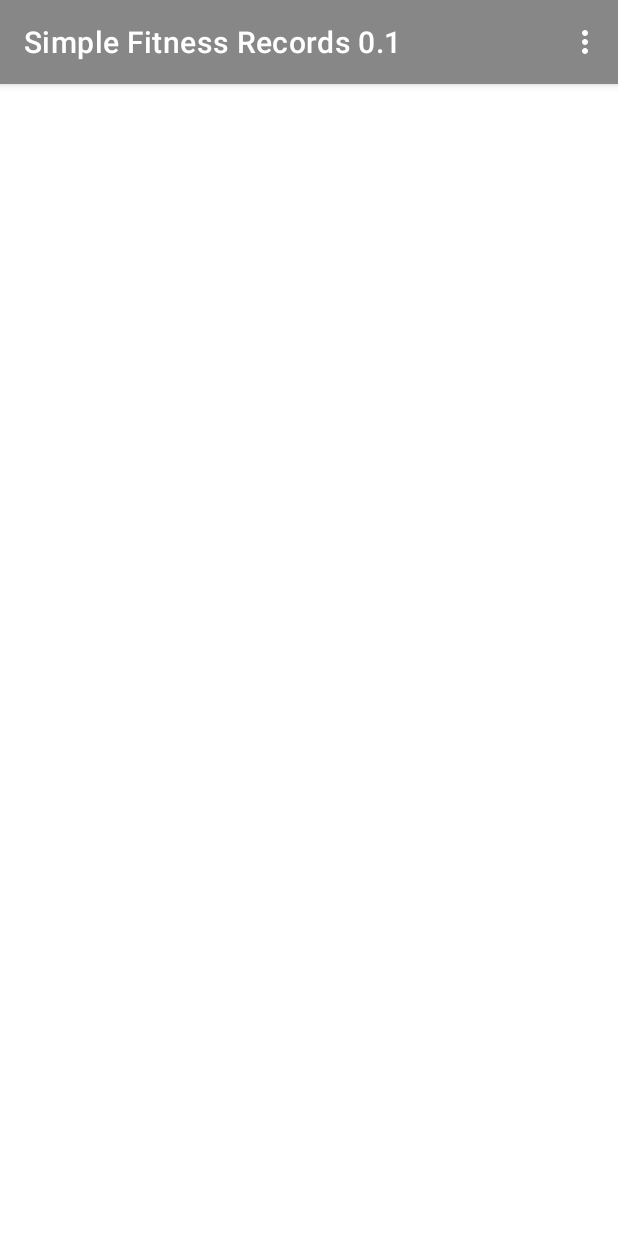
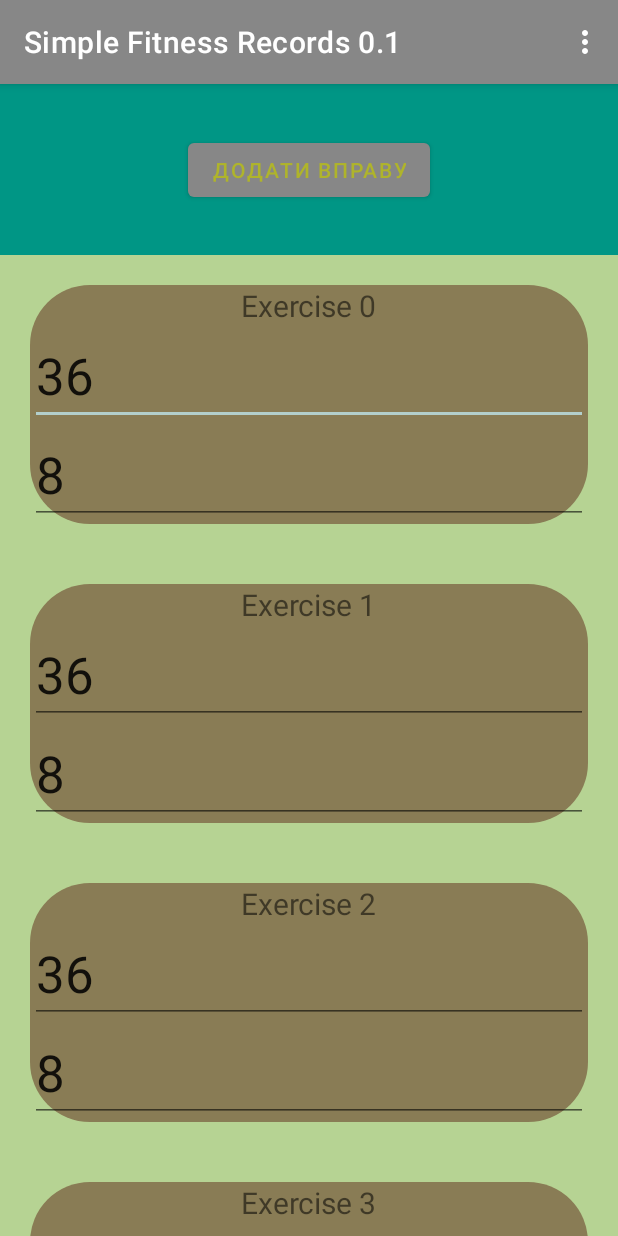
Before and after one commit to dygogive/Simple_Fitness_Records_0.1, an Android app: the SetActivity screen opened directly, with no data from a screen before it, on a phone screen of 412 x 824 dp. Run offline under Robolectric (Android 15) with nearby library versions, the phone set to English and light mode, and no system bars; 3 statements that could not run were skipped.

Commit message:
Initial commit

```diff
--- a/app/src/main/java/com/example/simplefitnessrecords01/UI_activities/MainActivity.java
+++ b/app/src/main/java/com/example/simplefitnessrecords01/UI_activities/MainActivity.java
@@ -17,7 +17,7 @@ import android.widget.Toast;
 import com.example.simplefitnessrecords01.dialog.DialogOK;
 import com.example.simplefitnessrecords01.sql.MyDatabaseHelper;
 import com.example.simplefitnessrecords01.R;
-import com.example.simplefitnessrecords01.fitness.SetTraining;
+import com.example.simplefitnessrecords01.fitness.TrainingFitness;
 import com.example.simplefitnessrecords01.activityResultContracts.MyActivityResultContract;
 import com.example.simplefitnessrecords01.databinding.ActivityMainBinding;
 import com.example.simplefitnessrecords01.dialog.CustomDialog;
@@ -28,11 +28,38 @@ import java.util.List;
 
 public class MainActivity extends AppCompatActivity {
 
+    //Позиція елемента в РециклерВ'ю, використовується для контекстного меню, щоб оприділити який елемент був натиснений
+    private int position;
+
+    //використовується при довгому натисненні на РециклерВ'ю, щоб закинути номер посиції на оброблення контекстного меню
+    public void setPosition(int posit) {
+        position = posit;
+    }
+
+    //Біндінг цього актівіті
     private ActivityMainBinding binding;
+
+    //Запускач інших актівіті із цього актівіті
     private ActivityResultLauncher activityResultLauncher;
+    //метод гетер для торимання посилання на запускач актівіті
+    public ActivityResultLauncher getActivityResultLauncher() {
+        return activityResultLauncher;
+    }
 
+    //посилання на Помічник по роботі з базою даних
     MyDatabaseHelper dbHelp;
+    //посилання на База даних
     SQLiteDatabase db;
+
+
+
+
+
+
+
+    /**********  Activity Lifecycle ***************/
+
+    //метод життєвого циклу актівіті
     @Override
     protected void onCreate(Bundle savedInstanceState) {
         super.onCreate(savedInstanceState);
@@ -40,7 +67,7 @@ public class MainActivity extends AppCompatActivity {
         setContentView(binding.getRoot());
 
 
-        //Запускач Актівіті з результатом
+        //Ініціалізація посилання на Запускач Актівіті з результатом і тут оброблення цього результату
         activityResultLauncher = registerForActivityResult(new MyActivityResultContract(),
                 result -> {
                     if (result) {
@@ -54,23 +81,13 @@ public class MainActivity extends AppCompatActivity {
         );
     }
 
-    private int position;
 
-    public void setPosition(int posit) {
-        position = posit;
-    }
-
-
-    public ActivityResultLauncher getActivityResultLauncher() {
-        return activityResultLauncher;
-    }
-
-
-
+    //метод життєвого циклу актівіті
     @Override
     protected void onResume() {
         super.onResume();
 
+        //ініціалізація посилань на базу даних
         dbHelp = new MyDatabaseHelper(MainActivity.this);
         db     = dbHelp.getWritableDatabase();
 
@@ -79,15 +96,22 @@ public class MainActivity extends AppCompatActivity {
     }
 
 
-    private List<SetTraining> trainingList(){
-        //ідентифікувати помічник і базу
-        MyDatabaseHelper dbHelper = new MyDatabaseHelper(this);
-        SQLiteDatabase db = dbHelper.getWritableDatabase();
+
+
+
+
+    /**********  RecyclerView ***************/
+
+    //метод створює список імен баз даних
+    private List<TrainingFitness> trainingList(){
+
         //пустий список для SetTraining з бази для рециклера
-        List<SetTraining> trainingListist = new ArrayList<>();
-        //курсор з бази
+        List<TrainingFitness> trainingListist = new ArrayList<>();
+
+        //курсор з бази з вибором усього
         Cursor cursor = db.rawQuery("SELECT * FROM " + MyDatabaseHelper.DATABASE_TABLE, null);
-        //перебрати рядки курсору якщо в базі є записи
+
+        //перебрати рядки курсору
         if (cursor.moveToFirst()) {
             do {
                 @SuppressLint("Range")
@@ -98,55 +122,52 @@ public class MainActivity extends AppCompatActivity {
                 String name = cursor.getString(cursor.getColumnIndex(MyDatabaseHelper.COLUMN_NAME));
                 @SuppressLint("Range")
                 String subname = cursor.getString(cursor.getColumnIndex(MyDatabaseHelper.COLUMN_SUBNAME));
-                trainingListist.add(new SetTraining(id, day, name, subname));
+                trainingListist.add(new TrainingFitness(id, day, name, subname));
             } while (cursor.moveToNext());
         } else {
-            //Якщо база порожня то виконати наступне
-            CustomDialog dialog = new CustomDialog(this, txts -> {MainActivity.this.getActivityResultLauncher().launch(txts);});
+            //Якщо база порожня то запуск діалогу
+            CustomDialog dialog = new CustomDialog(this, txts -> {
+                //обробник масиву текстів, отриманих з діалогу
+                MainActivity.this.getActivityResultLauncher().launch(txts);});
+            //показати діалог
             dialog.show();
         }
-        cursor.close();
-        db.close();
+        //повернути список об'єктів тренувань
         return trainingListist;
     }
 
-    //ініціалізація recycleView
+    //ініціалізація recycleView списку створених тренувань фітнесу
     private void recycleViewInit() {
         //дістати setTrainingList з бази даних
-        List<SetTraining> setTrainingList = trainingList();
+        List<TrainingFitness> fitnessList = trainingList();
 
-        //створити новий адаптер
-        SetTrainingAdapter adapter = new SetTrainingAdapter(setTrainingList, this);
+        //створити новий адаптер з цим списком
+        SetTrainingAdapter adapter = new SetTrainingAdapter(fitnessList, this);
 
         //менеджер відображення елементів передаємо
         binding.recyclerView.setLayoutManager(new LinearLayoutManager(this));
 
-        //встановлюємо наш слухач оброблень короткого натискання
+        //встановлюємо наш слухач оброблень короткого натискання і закодуємо саме оброблення
         adapter.setOnItemRecyclerClickListener(position -> {
+
+            //створимо масив з інфою про тренування при натисканні на елемент рециклера
             String[] dayNameSubname = null;
 
+            //курсор
             Cursor c = db.query(MyDatabaseHelper.DATABASE_TABLE,null,null,null,null,null,null);
             if(c.moveToPosition(position)) {
                 @SuppressLint("Range") String day =     c.getString(c.getColumnIndex(MyDatabaseHelper.COLUMN_DAY));
                 @SuppressLint("Range") String name =    c.getString(c.getColumnIndex(MyDatabaseHelper.COLUMN_NAME));
                 @SuppressLint("Range") String subname = c.getString(c.getColumnIndex(MyDatabaseHelper.COLUMN_SUBNAME));
 
-//                if(c.moveToFirst()){
-//                    do{
-//                        @SuppressLint("Range") String day1 =     c.getString(c.getColumnIndex(MyDatabaseHelper.COLUMN_DAY));
-//                        @SuppressLint("Range") String name2 =    c.getString(c.getColumnIndex(MyDatabaseHelper.COLUMN_NAME));
-//                        @SuppressLint("Range") String subname3 = c.getString(c.getColumnIndex(MyDatabaseHelper.COLUMN_SUBNAME));
-//                        Log.d("test1" , day1 +" + "+ name2 +" + "+ subname3  +" + "+  position);
-//                    }while (c.moveToNext());
-//                }
-
-                db.close();
-                dbHelp.close();
-
+                //заповнення масиву
                 dayNameSubname = new String[] {day,name,subname};
 
+                //запустити актівіті, що представляє процес тренування, передавши йому інформацію про тренування
                 MainActivity.this.getActivityResultLauncher().launch(dayNameSubname);
+
             }else {
+                //при помилці запустити тост такий
                 Toast.makeText(this, "Немає в БВ позиції - " + position, Toast.LENGTH_SHORT).show();
             }
         });
@@ -155,14 +176,25 @@ public class MainActivity extends AppCompatActivity {
         binding.recyclerView.setAdapter(adapter);
     }
 
+    @Override
+    protected void onPause() {
+
+        db.close();
+
+        super.onPause();
+    }
 
 
 
 
-    /*
-     * Викличте MenuInflater в методі onCreateOptionsMenu()
-     * вашої діяльності або фрагмента. Ось код для діяльності:
-     * */
+
+
+
+
+
+    /********** Options Menu **************/
+
+    //Створення меню
     @Override
     public boolean onCreateOptionsMenu(Menu menu) {
         // Роздування ресурсу меню з використанням MenuInflater
@@ -170,9 +202,7 @@ public class MainActivity extends AppCompatActivity {
         return true;
     }
 
-    /*Додайте обробник події для пунктів меню, які ви хочете обробити.
-     Для цього використовуйте метод onOptionsItemSelected().
-      Ось код для діяльності:*/
+    /*Listener of Options Menu */
     @Override
     public boolean onOptionsItemSelected(MenuItem item) {
         // Обробка натискання пунктів меню
@@ -215,7 +245,7 @@ public class MainActivity extends AppCompatActivity {
 
 
 
-
+    /************************ Context Menu  *****************************/
 
     // Реалізація методу для обробки натискань на пункти контекстного меню
     @Override
@@ -272,11 +302,7 @@ public class MainActivity extends AppCompatActivity {
     }
 
 
-    @Override
-    protected void onPause() {
 
-        db.close();
 
-        super.onPause();
-    }
+
 }
--- a/app/src/main/java/com/example/simplefitnessrecords01/UI_activities/SetActivity.java
+++ b/app/src/main/java/com/example/simplefitnessrecords01/UI_activities/SetActivity.java
@@ -2,6 +2,7 @@ package com.example.simplefitnessrecords01.UI_activities;
 
 import androidx.appcompat.app.AppCompatActivity;
 import androidx.appcompat.widget.PopupMenu;
+import androidx.recyclerview.widget.LinearLayoutManager;
 
 import android.annotation.SuppressLint;
 import android.app.Activity;
@@ -16,10 +17,20 @@ import android.view.MenuItem;
 import android.view.View;
 import android.widget.Toast;
 
+import com.example.simplefitnessrecords01.fitness.Exercise;
+import com.example.simplefitnessrecords01.fitness.RecordSet;
+import com.example.simplefitnessrecords01.fitness.Repeats;
+import com.example.simplefitnessrecords01.fitness.SetFit;
+import com.example.simplefitnessrecords01.fitness.Weight;
+import com.example.simplefitnessrecords01.recycler_views.AdapterSets;
 import com.example.simplefitnessrecords01.sql.MyDatabaseHelper;
 import com.example.simplefitnessrecords01.R;
 import com.example.simplefitnessrecords01.databinding.ActivitySetBinding;
 import com.google.android.material.floatingactionbutton.FloatingActionButton;
+
+import java.util.ArrayList;
+import java.util.List;
+import java.util.Random;
 
 public class SetActivity extends AppCompatActivity {
     //біндінг
@@ -32,6 +43,24 @@ public class SetActivity extends AppCompatActivity {
         binding = ActivitySetBinding.inflate(getLayoutInflater());
         setContentView(binding.getRoot());
 
+
+
+        binding.recyclerAddSet.setLayoutManager(new LinearLayoutManager(this));
+        binding.recyclerAddSet.setAdapter(new AdapterSets(this));
+
+        //записати тестові дані в рециклер
+        List<SetFit> setFitList1 = new ArrayList<>();
+        for (int i = 0; i < 20; i++){
+            Random random = new Random();
+            Weight weight   = new Weight(random.nextInt(100));
+            Repeats repeats = new Repeats(random.nextInt(8+4));
+            SetFit setFit = new SetFit(
+                    new Exercise("Exercise "+ i),
+                    new RecordSet(weight,repeats)
+            );
+            setFitList1.add(setFit);
+        }
+        ((AdapterSets)binding.recyclerAddSet.getAdapter()).setSetFitList(setFitList1);
 
         //обробити інфу від екстра чз інтент
         getIntentExtra();
@@ -56,6 +85,7 @@ public class SetActivity extends AppCompatActivity {
 
 
     }
+
 
 
 
--- /dev/null
+++ b/app/src/main/java/com/example/simplefitnessrecords01/fitness/Exercise.java
@@ -0,0 +1,17 @@
+package com.example.simplefitnessrecords01.fitness;
+
+import androidx.annotation.NonNull;
+
+public class Exercise {
+    String exercise;
+
+    public Exercise(String exercise) {
+        this.exercise = exercise;
+    }
+
+    @NonNull
+    @Override
+    public String toString() {
+        return exercise;
+    }
+}
--- /dev/null
+++ b/app/src/main/java/com/example/simplefitnessrecords01/fitness/RecordSet.java
@@ -0,0 +1,20 @@
+package com.example.simplefitnessrecords01.fitness;
+
+public class RecordSet {
+    Weight weight;
+    Repeats repeats;
+
+    public Weight getWeight() {
+        return weight;
+    }
+
+    public Repeats getRepeats() {
+        return repeats;
+    }
+
+    public RecordSet(Weight weight, Repeats repeats) {
+        this.weight = weight;
+        this.repeats = repeats;
+    }
+
+}
--- /dev/null
+++ b/app/src/main/java/com/example/simplefitnessrecords01/fitness/Repeats.java
@@ -0,0 +1,17 @@
+package com.example.simplefitnessrecords01.fitness;
+
+import androidx.annotation.NonNull;
+
+public class Repeats {
+    int repeats;
+
+    public Repeats(int repeats) {
+        this.repeats = repeats;
+    }
+
+    @NonNull
+    @Override
+    public String toString() {
+        return String.valueOf(repeats);
+    }
+}
--- /dev/null
+++ b/app/src/main/java/com/example/simplefitnessrecords01/fitness/SetFit.java
@@ -0,0 +1,28 @@
+package com.example.simplefitnessrecords01.fitness;
+
+public class SetFit {
+    Exercise exe;
+    RecordSet recordSet;
+
+    public Exercise getExe() {
+        return exe;
+    }
+
+    public RecordSet getRecordSet() {
+        return recordSet;
+    }
+
+    public void setExe(Exercise exe) {
+        this.exe = exe;
+    }
+
+    public void setRecordSet(RecordSet recordSet) {
+        this.recordSet = recordSet;
+    }
+
+    public SetFit(Exercise exe, RecordSet recordSet) {
+        this.exe = exe;
+        this.recordSet = recordSet;
+    }
+
+}
--- a/app/src/main/java/com/example/simplefitnessrecords01/fitness/SetTraining.java
+++ b/app/src/main/java/com/example/simplefitnessrecords01/fitness/TrainingFitness.java
@@ -1,10 +1,17 @@
 package com.example.simplefitnessrecords01.fitness;
 
-public class SetTraining {
-    int id;
+public class TrainingFitness {
+    int id = 0;
     String day, name, subname;
 
-    public SetTraining(int id, String day, String name, String subname) {
+    public TrainingFitness(int id, String day, String name, String subname) {
+        this.id = id;
+        this.day = day;
+        this.name = name;
+        this.subname = subname;
+    }
+
+    public TrainingFitness(String day, String name, String subname) {
         this.id = id;
         this.day = day;
         this.name = name;
--- /dev/null
+++ b/app/src/main/java/com/example/simplefitnessrecords01/fitness/Weight.java
@@ -0,0 +1,17 @@
+package com.example.simplefitnessrecords01.fitness;
+
+import androidx.annotation.NonNull;
+
+public class Weight {
+    int weight;
+
+    public Weight(int weight) {
+        this.weight = weight;
+    }
+
+    @NonNull
+    @Override
+    public String toString() {
+        return String.valueOf(weight);
+    }
+}
--- /dev/null
+++ b/app/src/main/java/com/example/simplefitnessrecords01/recycler_views/AdapterSets.java
@@ -0,0 +1,77 @@
+package com.example.simplefitnessrecords01.recycler_views;
+
+import android.content.Context;
+import android.view.LayoutInflater;
+import android.view.View;
+import android.view.ViewGroup;
+
+import androidx.annotation.NonNull;
+import androidx.recyclerview.widget.RecyclerView;
+
+import com.example.simplefitnessrecords01.R;
+import com.example.simplefitnessrecords01.databinding.SetFitRecyclerItemBinding;
+import com.example.simplefitnessrecords01.fitness.SetFit;
+
+import java.util.ArrayList;
+import java.util.List;
+
+public class AdapterSets extends RecyclerView.Adapter<AdapterSets.HolderSetFitList> {
+
+    Context context;
+    private List<SetFit> setFitList = new ArrayList<>();
+
+    public void setSetFitList(List<SetFit> setFitList) {
+        this.setFitList = setFitList;
+    }
+
+    public AdapterSets(Context context) {
+        this.context = context;
+    }
+
+    public AdapterSets(Context context, List<SetFit> setFitList) {
+        this.context = context;
+        this.setFitList = setFitList;
+    }
+
+    @NonNull
+    @Override
+    public HolderSetFitList onCreateViewHolder(@NonNull ViewGroup parent, int viewType) {
+
+        View view = LayoutInflater.from(parent.getContext()).inflate(R.layout.set_fit_recycler_item, parent, false);
+
+        return new HolderSetFitList(view);
+    }
+
+    @Override
+    public void onBindViewHolder(@NonNull HolderSetFitList holder, int position) {
+        SetFit setFit = setFitList.get(position);
+        holder.initItemView(setFit);
+    }
+
+    @Override
+    public int getItemCount() {
+        return setFitList.size();
+    }
+
+    public class HolderSetFitList extends RecyclerView.ViewHolder {
+
+        SetFitRecyclerItemBinding binding = SetFitRecyclerItemBinding.bind(itemView);
+
+        public HolderSetFitList(@NonNull View itemView) {
+            super(itemView);
+        }
+
+        void initItemView(SetFit setFit){
+            String exeName = setFit.getExe().toString();
+            binding.tvExerciceName.setText(exeName);
+
+            String weight = setFit.getRecordSet().getWeight().toString();
+            binding.etWeight.setText(weight);
+
+            String repeats = setFit.getRecordSet().getRepeats().toString();
+            binding.etRepeat.setText(repeats);
+        }
+
+
+    }
+}
--- a/app/src/main/java/com/example/simplefitnessrecords01/recycler_views/OnItemRecyclerClickListener.java
+++ b/app/src/main/java/com/example/simplefitnessrecords01/recycler_views/OnItemRecyclerClickListener.java
@@ -1,7 +1,5 @@
 package com.example.simplefitnessrecords01.recycler_views;
 
-
-import com.example.simplefitnessrecords01.fitness.SetTraining;
 
 //інтерфейс слухача натискань на елементи RecyclerView
 public interface OnItemRecyclerClickListener {
--- a/app/src/main/java/com/example/simplefitnessrecords01/recycler_views/SetTrainingAdapter.java
+++ b/app/src/main/java/com/example/simplefitnessrecords01/recycler_views/SetTrainingAdapter.java
@@ -3,12 +3,7 @@ package com.example.simplefitnessrecords01.recycler_views;
 import android.app.Activity;
 import android.content.Context;
 import android.database.sqlite.SQLiteDatabase;
-import android.util.Log;
-import android.view.ContextMenu;
 import android.view.LayoutInflater;
-import android.view.Menu;
-import android.view.MenuInflater;
-import android.view.MenuItem;
 import android.view.View;
 import android.view.ViewGroup;
 import android.widget.Toast;
@@ -18,21 +13,20 @@ import androidx.recyclerview.widget.RecyclerView;
 
 import com.example.simplefitnessrecords01.R;
 import com.example.simplefitnessrecords01.UI_activities.MainActivity;
-import com.example.simplefitnessrecords01.fitness.SetTraining;
+import com.example.simplefitnessrecords01.fitness.TrainingFitness;
 import com.example.simplefitnessrecords01.databinding.TextForRecyclerBinding;
 import com.example.simplefitnessrecords01.sql.MyDatabaseHelper;
 
-import java.lang.reflect.Method;
 import java.util.List;
 
 public class SetTrainingAdapter extends RecyclerView.Adapter<SetTrainingAdapter.SetTrainingHolder> {
 
-    public void setSetTrainingList(List<SetTraining> setTrainingList) {
+    public void setSetTrainingList(List<TrainingFitness> setTrainingList) {
         this.setTrainingList = setTrainingList;
     }
 
     //Список ітемів
-    private List<SetTraining> setTrainingList;
+    private List<TrainingFitness> setTrainingList;
 
     //контекст
     private Context context;
@@ -44,7 +38,7 @@ public class SetTrainingAdapter extends RecyclerView.Adapter<SetTrainingAdapter.
 
 
     //конструктор
-    public SetTrainingAdapter(List<SetTraining> setTrainingList, Context context) {
+    public SetTrainingAdapter(List<TrainingFitness> setTrainingList, Context context) {
         this.setTrainingList = setTrainingList;
         this.context = context;
     }
@@ -70,7 +64,7 @@ public class SetTrainingAdapter extends RecyclerView.Adapter<SetTrainingAdapter.
     @Override
     public void onBindViewHolder(@NonNull SetTrainingAdapter.SetTrainingHolder holder, int position) {
         //отримати елемент списку
-        SetTraining setTraining = setTrainingList.get(position);
+        TrainingFitness setTraining = setTrainingList.get(position);
         //закинути з нього інфу у холдер
         holder.binding.textView.setText(setTraining.getDay());
     }
--- a/app/src/main/res/layout/activity_set.xml
+++ b/app/src/main/res/layout/activity_set.xml
@@ -4,11 +4,14 @@
     xmlns:tools="http://schemas.android.com/tools"
     android:layout_width="match_parent"
     android:layout_height="match_parent"
+    android:background="#009685"
     tools:context=".UI_activities.SetActivity">
 
     <LinearLayout
+        android:id="@+id/linearLayout"
         android:layout_width="wrap_content"
         android:layout_height="wrap_content"
+        android:background="#8BC34A"
         android:orientation="vertical"
         app:layout_constraintEnd_toEndOf="parent"
         app:layout_constraintTop_toTopOf="parent">
@@ -36,4 +39,24 @@
             android:textSize="28sp" />
     </LinearLayout>
 
+    <Button
+        android:id="@+id/button"
+        android:layout_width="wrap_content"
+        android:layout_height="wrap_content"
+        android:text="Додати вправу"
+        app:layout_constraintBottom_toBottomOf="@+id/linearLayout"
+        app:layout_constraintEnd_toStartOf="@+id/linearLayout"
+        app:layout_constraintStart_toStartOf="parent"
+        app:layout_constraintTop_toTopOf="@+id/linearLayout" />
+
+    <androidx.recyclerview.widget.RecyclerView
+        android:id="@+id/recycler_add_set"
+        android:layout_width="0dp"
+        android:layout_height="0dp"
+        android:background="#B6D393"
+        app:layout_constraintBottom_toBottomOf="parent"
+        app:layout_constraintEnd_toEndOf="parent"
+        app:layout_constraintStart_toStartOf="parent"
+        app:layout_constraintTop_toBottomOf="@+id/linearLayout" />
+
 </androidx.constraintlayout.widget.ConstraintLayout>
--- /dev/null
+++ b/app/src/main/res/layout/set_fit_recycler_item.xml
@@ -0,0 +1,44 @@
+<?xml version="1.0" encoding="utf-8"?>
+<androidx.constraintlayout.widget.ConstraintLayout xmlns:android="http://schemas.android.com/apk/res/android"
+    xmlns:app="http://schemas.android.com/apk/res-auto"
+    xmlns:tools="http://schemas.android.com/tools"
+    android:layout_width="match_parent"
+    android:layout_height="wrap_content"
+    android:background="@drawable/background_rounded"
+    android:layout_margin="20dp">
+
+    <TextView
+        android:id="@+id/tvExerciceName"
+        android:layout_width="wrap_content"
+        android:layout_height="wrap_content"
+        android:text="Name of exercise"
+        android:textSize="20sp"
+        app:layout_constraintEnd_toEndOf="parent"
+        app:layout_constraintStart_toStartOf="parent"
+        app:layout_constraintTop_toTopOf="parent" />
+
+    <EditText
+        android:id="@+id/etWeight"
+        android:layout_width="wrap_content"
+        android:layout_height="wrap_content"
+        android:ems="10"
+        android:inputType="number"
+        android:textSize="34sp"
+        app:layout_constraintEnd_toEndOf="parent"
+        app:layout_constraintStart_toStartOf="parent"
+        app:layout_constraintTop_toBottomOf="@+id/tvExerciceName" />
+
+    <EditText
+        android:id="@+id/etRepeat"
+        android:layout_width="wrap_content"
+        android:layout_height="wrap_content"
+        android:ems="10"
+        android:inputType="number"
+        android:textSize="34sp"
+        app:layout_constraintBottom_toBottomOf="parent"
+        app:layout_constraintEnd_toEndOf="parent"
+        app:layout_constraintStart_toStartOf="parent"
+        app:layout_constraintTop_toBottomOf="@+id/etWeight" />
+
+
+</androidx.constraintlayout.widget.ConstraintLayout>
```
